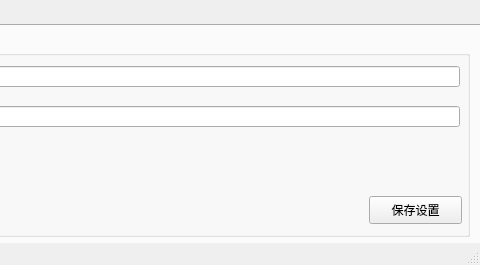
This is mainwindow.ui in jhoneybee/bridge as Qt 5 draws it before an edit; both pictures show x 313 to 793 and y 0 to 265 of the 793 by 265 pixel window. The edited form follows.
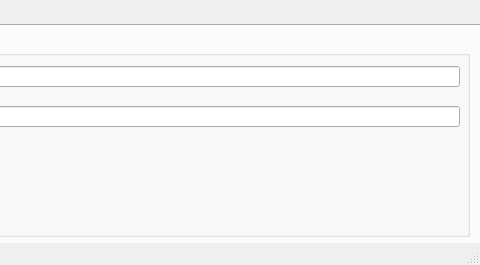
This is the edited form.

The edit to the form file:
```diff
--- a/mainwindow.ui
+++ b/mainwindow.ui
@@ -87,19 +87,9 @@
          <height>21</height>
         </rect>
        </property>
-      </widget>
-      <widget class="QPushButton" name="fSave">
-       <property name="geometry">
-        <rect>
-         <x>670</x>
-         <y>160</y>
-         <width>93</width>
-         <height>28</height>
-        </rect>
+       <property name="readOnly">
+        <bool>true</bool>
        </property>
-       <property name="text">
-        <string>保存设置</string>
-       </property>
       </widget>
       <widget class="QLabel" name="label">
        <property name="geometry">
```
Left out of the diff: 27 changed lines with no effect on the pictures.
